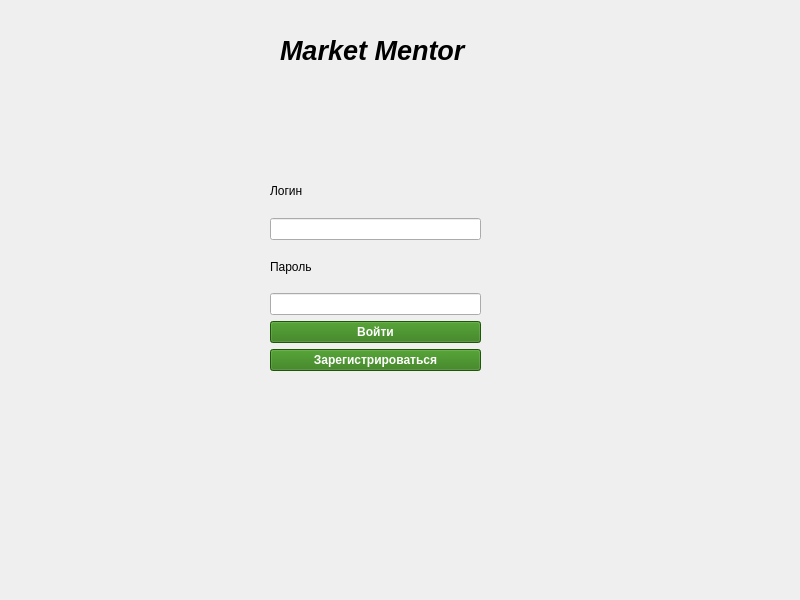
Above: gui/project/src/authorizationwindow.ui from cpp-park-vk-education/2023_1_HAC before the change. Below: the same form after it.
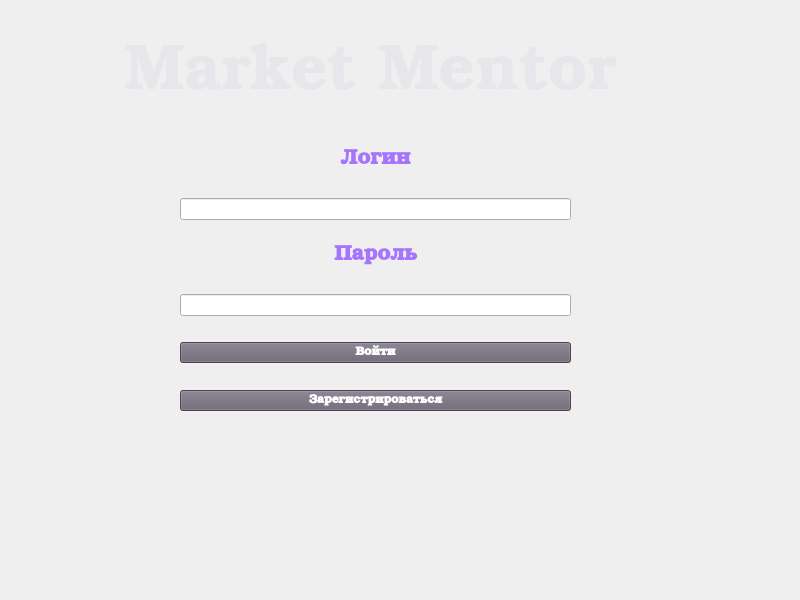
That is the form after the change.

What changed in the file:
```diff
--- a/gui/project/src/authorizationwindow.ui
+++ b/gui/project/src/authorizationwindow.ui
@@ -19,10 +19,10 @@
   <widget class="QWidget" name="layoutWidget">
    <property name="geometry">
     <rect>
-     <x>270</x>
-     <y>170</y>
-     <width>211</width>
-     <height>201</height>
+     <x>180</x>
+     <y>130</y>
+     <width>391</width>
+     <height>281</height>
     </rect>
    </property>
    <layout class="QGridLayout" name="gridLayout">
@@ -30,13 +30,14 @@
      <widget class="QPushButton" name="btnReg">
       <property name="font">
        <font>
+        <family>URW Bookman</family>
         <weight>75</weight>
         <bold>true</bold>
        </font>
       </property>
       <property name="styleSheet">
-       <string notr="true">QPushButton {
-    background-color:  rgb(44, 120, 14);
+       <string notr="true">QPushButton {	
+    background-color:  rgb(104,97,112);
 	color: rgb(255, 255, 255);
 }
 
@@ -57,29 +58,45 @@
     </item>
     <item row="2" column="0">
      <widget class="QLabel" name="Password">
+      <property name="font">
+       <font>
+        <family>URW Bookman</family>
+        <weight>75</weight>
+        <bold>true</bold>
+       </font>
+      </property>
       <property name="text">
-       <string>Пароль</string>
+       <string>&lt;html&gt;&lt;head/&gt;&lt;body&gt;&lt;p align=&quot;center&quot;&gt;&lt;span style=&quot; font-size:16pt; color: #A674FD&quot; &gt;Пароль&lt;/span&gt;&lt;/p&gt;&lt;/body&gt;&lt;/html&gt;</string>
       </property>
      </widget>
     </item>
     <item row="0" column="0">
      <widget class="QLabel" name="Login">
+      <property name="font">
+       <font>
+        <family>URW Bookman</family>
+        <weight>75</weight>
+        <italic>false</italic>
+        <bold>true</bold>
+       </font>
+      </property>
       <property name="text">
-       <string>Логин</string>
+       <string>&lt;html&gt;&lt;head/&gt;&lt;body&gt;&lt;p align=&quot;center&quot;&gt;&lt;span style=&quot; font-size:16pt; color: #A674FD&quot;&gt;Логин&lt;/span&gt;&lt;/p&gt;&lt;/body&gt;&lt;/html&gt;</string>
       </property>
      </widget>
     </item>
-    <item row="4" column="0">
+    <item row="4" column="0" alignment="Qt::AlignVCenter">
      <widget class="QPushButton" name="btnEnter">
       <property name="font">
        <font>
+        <family>URW Bookman</family>
         <weight>75</weight>
         <bold>true</bold>
        </font>
       </property>
       <property name="styleSheet">
        <string notr="true">QPushButton {	
-    background-color:  rgb(44, 120, 14);
+    background-color:  rgb(104,97,112);
 	color: rgb(255, 255, 255);
 }
 
@@ -97,24 +114,24 @@
   <widget class="QLabel" name="label">
    <property name="geometry">
     <rect>
-     <x>280</x>
-     <y>10</y>
-     <width>191</width>
-     <height>81</height>
+     <x>90</x>
+     <y>30</y>
+     <width>561</width>
+     <height>101</height>
     </rect>
    </property>
    <property name="font">
     <font>
-     <family>Ubuntu</family>
+     <family>URW Bookman</family>
      <pointsize>20</pointsize>
      <weight>75</weight>
-     <italic>true</italic>
+     <italic>false</italic>
      <bold>true</bold>
      <strikeout>false</strikeout>
     </font>
    </property>
    <property name="text">
-    <string>Market Mentor</string>
+    <string>&lt;html&gt;&lt;head/&gt;&lt;body&gt;&lt;p align=&quot;center&quot;&gt;&lt;span style=&quot; font-size:48pt; color: #e7e6ea&quot;&gt;Market Mentor&lt;/span&gt;&lt;/p&gt;&lt;/body&gt;&lt;/html&gt;</string>
    </property>
   </widget>
  </widget>
```
Left out of the diff: 4 changed lines with no effect on the pictures.
